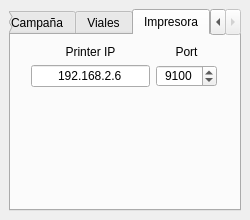
Above: ui/labelprinter.ui from jtornero/etikreator before the change. Below: the same form after it.
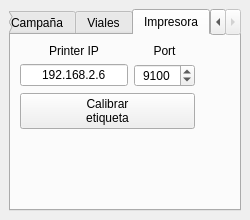
That is the form after the change. The open tabs and pages were chosen to show the change.

Commit message: Added button for media calibration

The edit to the form file:
```diff
--- a/ui/labelprinter.ui
+++ b/ui/labelprinter.ui
@@ -457,15 +457,8 @@
        <attribute name="title">
         <string>Impresora</string>
        </attribute>
-       <widget class="QWidget" name="layoutWidget">
-        <property name="geometry">
-         <rect>
-          <x>20</x>
-          <y>10</y>
-          <width>186</width>
-          <height>42</height>
-         </rect>
-        </property>
+       <layout class="QFormLayout" name="formLayout">
+        <item row="0" column="0">
         <layout class="QGridLayout" name="gridLayout">
          <item row="0" column="0">
           <widget class="QLabel" name="label">
@@ -504,8 +497,17 @@
            </property>
           </widget>
          </item>
-        </layout>
-       </widget>
+          <item row="2" column="0" colspan="2">
+           <widget class="QPushButton" name="calibrate_media_btn">
+            <property name="text">
+             <string>Calibrar
+etiqueta</string>
+            </property>
+           </widget>
+          </item>
+         </layout>
+        </item>
+       </layout>
       </widget>
      </widget>
     </item>
```
Left out of the diff: 2 changed lines with no effect on the pictures. Lines whose indentation alone changed are shown as unchanged. The commit also changes 2 other files.
